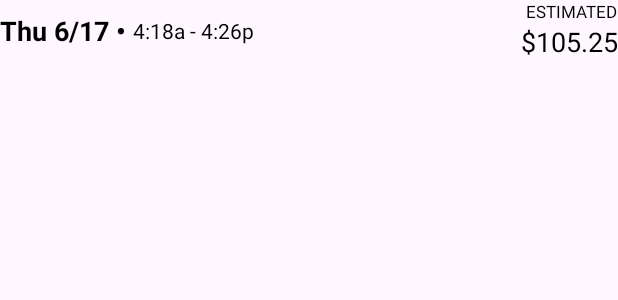
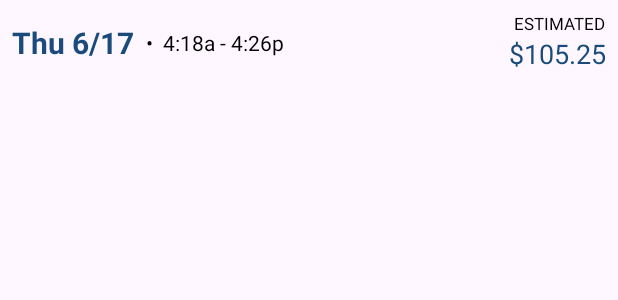
Before and after one commit to sararace/DriverApp, an Android app: the layout trip_list_header_item.xml on its own in the app's theme, with its tools: preview values and no code run, on a phone screen of 412 x 824 dp. Shown: the top 300 px of the screen. Run offline under Robolectric (Android 15) with nearby library versions, the phone set to English and light mode, and no system bars; network calls fail.

Commit message:
format dates and times, UI improvements

```diff
--- a/app/src/main/res/layout/trip_list_header_item.xml
+++ b/app/src/main/res/layout/trip_list_header_item.xml
@@ -3,19 +3,20 @@
     xmlns:app="http://schemas.android.com/apk/res-auto"
     xmlns:tools="http://schemas.android.com/tools"
     android:layout_width="match_parent"
-    android:layout_height="wrap_content">
+    android:layout_height="wrap_content"
+    android:padding="8dp">
 
     <TextView
         android:id="@+id/date"
         android:layout_width="wrap_content"
         android:layout_height="wrap_content"
-        android:textColor="@color/black"
-        android:textSize="18sp"
+        android:textColor="@color/navy"
+        android:textSize="20sp"
         android:textStyle="bold"
         app:layout_constraintBottom_toBottomOf="parent"
         app:layout_constraintStart_toStartOf="parent"
         app:layout_constraintTop_toTopOf="parent"
-        tools:text="Thu 6/17 • " />
+        tools:text="Thu 6/17" />
 
     <TextView
         android:id="@+id/times"
@@ -23,10 +24,11 @@
         android:layout_height="wrap_content"
         android:textColor="@color/black"
         android:textSize="14sp"
+        android:layout_marginStart="8dp"
         app:layout_constraintBottom_toBottomOf="parent"
         app:layout_constraintStart_toEndOf="@id/date"
         app:layout_constraintTop_toTopOf="parent"
-        tools:text="4:18a - 4:26p" />
+        tools:text="•  4:18a - 4:26p" />
 
     <TextView
         android:id="@+id/estimated_label"
@@ -42,7 +44,7 @@
         android:id="@+id/estimated_value"
         android:layout_width="wrap_content"
         android:layout_height="wrap_content"
-        android:textColor="@color/black"
+        android:textColor="@color/navy"
         android:textSize="18sp"
         app:layout_constraintEnd_toEndOf="parent"
         app:layout_constraintTop_toBottomOf="@id/estimated_label"
--- a/app/src/main/res/values/colors.xml
+++ b/app/src/main/res/values/colors.xml
@@ -2,4 +2,5 @@
 <resources>
     <color name="black">#FF000000</color>
     <color name="white">#FFFFFFFF</color>
+    <color name="navy">#1a4b7a</color>
 </resources>
--- a/app/src/main/res/values/strings.xml
+++ b/app/src/main/res/values/strings.xml
@@ -1,4 +1,5 @@
 <resources>
     <string name="app_name">DriverApp</string>
     <string name="estimated">ESTIMATED</string>
+    <string name="time_range">•\u00A0\u00A0%1$s - %2$s</string>
 </resources>
```
Also changed, not shown: app/src/main/java/com/example/driverapp/triplist/TripListAdapter.kt (+17 -2 lines).
